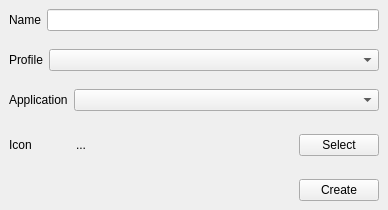
Kezyma/ModOrganizer-Plugins, file src/plugin/shortcutter/ui/shortcutter_creator.ui: the form before one commit.
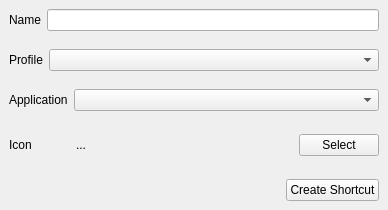
The form after the commit.

Patch:
```diff
--- a/src/plugin/shortcutter/ui/shortcutter_creator.ui
+++ b/src/plugin/shortcutter/ui/shortcutter_creator.ui
@@ -172,7 +172,7 @@
          </sizepolicy>
         </property>
         <property name="text">
-         <string>Create</string>
+         <string>Create Shortcut</string>
         </property>
        </widget>
       </item>
```
